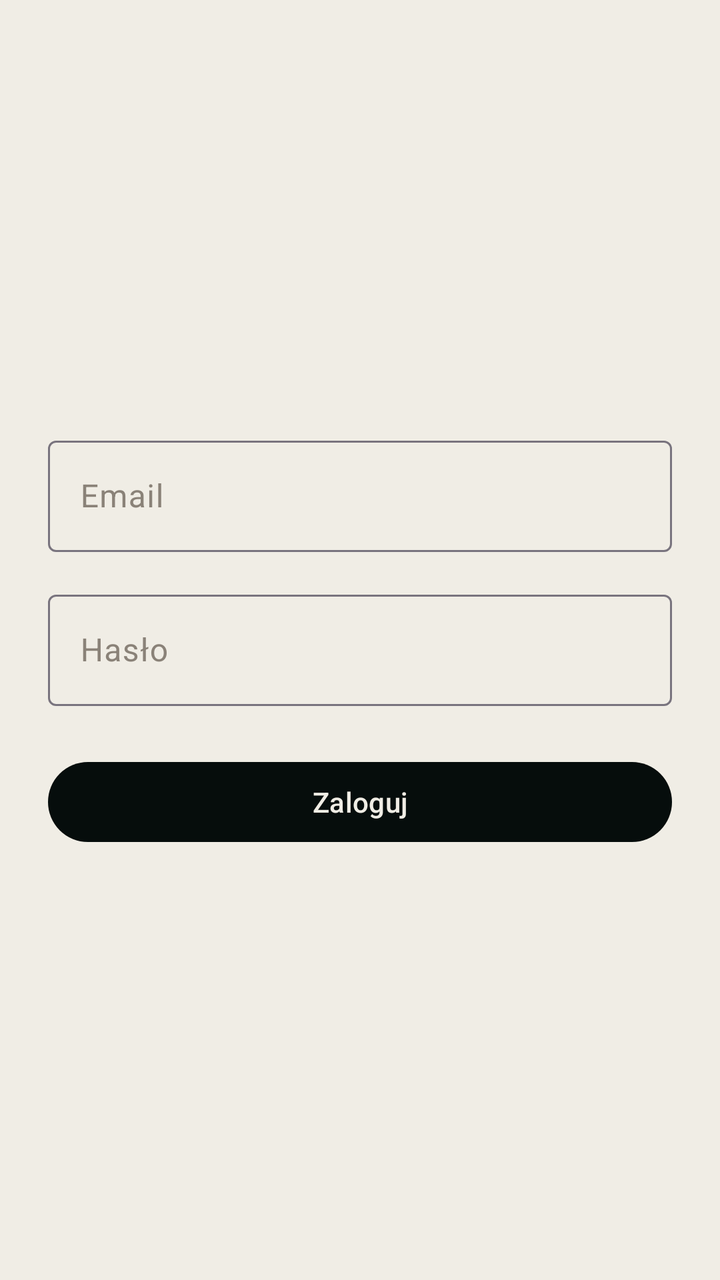
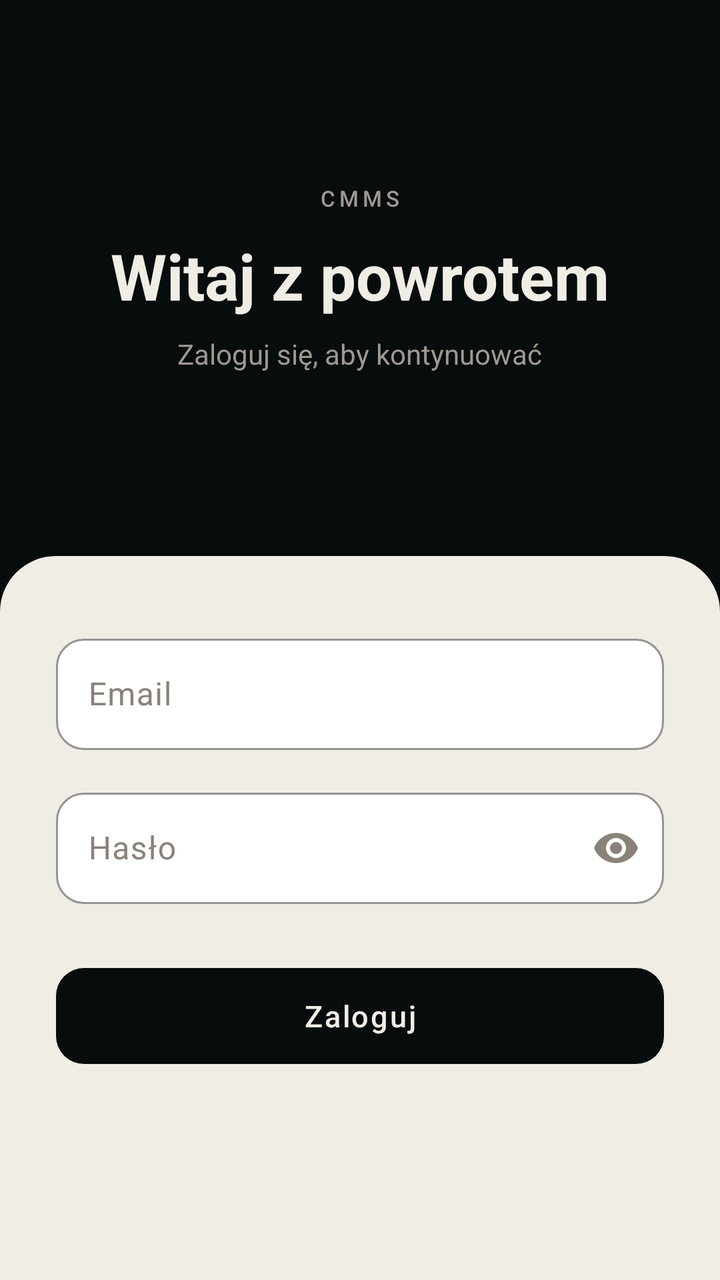

The first picture is an Android layout as it rendered before a commit; the second is the same layout after the commit. The layout source and the unified diff follow.
<!-- AndroidManifest.xml: application theme Theme.Cmms -->
<!-- res/layout/activity_login.xml -->
<LinearLayout xmlns:android="http://schemas.android.com/apk/res/android"
    android:layout_width="match_parent"
    android:layout_height="match_parent"
    android:orientation="vertical"
    android:padding="24dp"
    android:gravity="center">

    <com.google.android.material.textfield.TextInputLayout
        android:layout_width="match_parent"
        android:layout_height="wrap_content"
        android:hint="@string/login_hint">
        <com.google.android.material.textfield.TextInputEditText
            android:id="@+id/et_email"
            android:layout_width="match_parent"
            android:layout_height="wrap_content"
            android:inputType="textEmailAddress"/>
    </com.google.android.material.textfield.TextInputLayout>

    <com.google.android.material.textfield.TextInputLayout
        android:layout_width="match_parent"
        android:layout_height="wrap_content"
        android:layout_marginTop="16dp"
        android:hint="@string/password_hint">
        <com.google.android.material.textfield.TextInputEditText
            android:id="@+id/et_password"
            android:layout_width="match_parent"
            android:layout_height="wrap_content"
            android:inputType="textPassword"/>
    </com.google.android.material.textfield.TextInputLayout>

    <Button
        android:id="@+id/btn_login"
        android:layout_width="match_parent"
        android:layout_height="wrap_content"
        android:layout_marginTop="24dp"
        android:text="@string/btn_login" />
</LinearLayout>
<!-- resources referenced by this layout -->
<resources>
  <string name="btn_login">Zaloguj</string>
  <string name="login_hint">Email</string>
  <string name="password_hint">Hasło</string>
  <style name="Theme.Cmms" parent="Base.Theme.Cmms" />
  <style name="Base.Theme.Cmms" parent="Theme.Material3.DayNight.NoActionBar">
          <item name="colorPrimary">@color/noir</item>
          <item name="colorOnPrimary">@color/oat</item>
          <item name="colorPrimaryContainer">@color/darker_oat</item>
          <item name="colorOnPrimaryContainer">@color/noir</item>
          <item name="colorSecondary">@color/darker_oat</item>
          <item name="colorOnSecondary">@color/noir</item>
          <item name="android:colorBackground">@color/oat</item>
          <item name="colorOnBackground">@color/noir</item>
          <item name="colorSurface">@color/white</item>
          <item name="colorOnSurface">@color/noir</item>
          <item name="colorSurfaceVariant">@color/darker_oat</item>
          <item name="colorOnSurfaceVariant">@color/grey_text</item>
          <item name="colorSecondaryContainer">@color/darker_oat</item>
          <item name="colorOnSecondaryContainer">@color/noir</item>
          <item name="android:windowBackground">@color/oat</item>
          <item name="colorControlHighlight">@color/oat_hover</item>
      </style>
  <color name="noir">#060D0C</color>
  <color name="oat">#F0EDE5</color>
  <color name="darker_oat">#E2D9C8</color>
  <color name="white">#FFFFFF</color>
  <color name="grey_text">#8A8278</color>
  <color name="oat_hover">#E8E3D9</color>
</resources>

<!-- the commit's change to res/layout/activity_login.xml (unified diff, before → after) -->
@@ -1,37 +1,123 @@
-<LinearLayout xmlns:android="http://schemas.android.com/apk/res/android"
+<?xml version="1.0" encoding="utf-8"?>
+<LinearLayout
+    xmlns:android="http://schemas.android.com/apk/res/android"
+    xmlns:app="http://schemas.android.com/apk/res-auto"
     android:layout_width="match_parent"
     android:layout_height="match_parent"
     android:orientation="vertical"
-    android:padding="24dp"
-    android:gravity="center">
+    android:background="@color/noir">
 
-    <com.google.android.material.textfield.TextInputLayout
+    
+    <LinearLayout
         android:layout_width="match_parent"
-        android:layout_height="wrap_content"
-        android:hint="@string/login_hint">
-        <com.google.android.material.textfield.TextInputEditText
-            android:id="@+id/et_email"
+        android:layout_height="0dp"
+        android:layout_weight="1"
+        android:orientation="vertical"
+        android:gravity="center"
+        android:paddingStart="32dp"
+        android:paddingEnd="32dp">
+
+        <TextView
+            android:layout_width="wrap_content"
+            android:layout_height="wrap_content"
+            android:text="@string/app_name"
+            android:textSize="11sp"
+            android:textColor="#9E9990"
+            android:letterSpacing="0.18"
+            android:fontFamily="sans-serif-medium"
+            android:layout_marginBottom="10dp"/>
+
+        <TextView
+            android:layout_width="wrap_content"
+            android:layout_height="wrap_content"
+            android:text="@string/login_welcome"
+            android:textSize="32sp"
+            android:textStyle="bold"
+            android:textColor="@color/oat"/>
+
+        <TextView
+            android:layout_width="wrap_content"
+            android:layout_height="wrap_content"
+            android:text="@string/login_subtitle"
+            android:textSize="14sp"
+            android:textColor="#9E9990"
+            android:layout_marginTop="8dp"/>
+
+    </LinearLayout>
+
+    
+    <LinearLayout
+        android:layout_width="match_parent"
+        android:layout_height="0dp"
+        android:layout_weight="1.3"
+        android:orientation="vertical"
+        android:background="@drawable/bg_login_card"
+        android:paddingStart="28dp"
+        android:paddingEnd="28dp"
+        android:paddingTop="36dp"
+        android:paddingBottom="32dp">
+
+        <com.google.android.material.textfield.TextInputLayout
             android:layout_width="match_parent"
             android:layout_height="wrap_content"
-            android:inputType="textEmailAddress"/>
-    </com.google.android.material.textfield.TextInputLayout>
+            android:hint="@string/login_hint"
+            style="@style/Widget.Material3.TextInputLayout.OutlinedBox"
+            app:boxCornerRadiusTopStart="14dp"
+            app:boxCornerRadiusTopEnd="14dp"
+            app:boxCornerRadiusBottomStart="14dp"
+            app:boxCornerRadiusBottomEnd="14dp"
+            app:boxBackgroundColor="@color/white"
+            app:boxStrokeColor="@color/darker_oat"
+            app:boxStrokeWidth="1dp"
+            app:hintTextColor="@color/grey_text">
 
-    <com.google.android.material.textfield.TextInputLayout
-        android:layout_width="match_parent"
-        android:layout_height="wrap_content"
-        android:layout_marginTop="16dp"
-        android:hint="@string/password_hint">
-        <com.google.android.material.textfield.TextInputEditText
-            android:id="@+id/et_password"
+            <com.google.android.material.textfield.TextInputEditText
+                android:id="@+id/et_email"
+                android:layout_width="match_parent"
+                android:layout_height="wrap_content"
+                android:inputType="textEmailAddress"
+                android:textColor="@color/noir"/>
+
+        </com.google.android.material.textfield.TextInputLayout>
+
+        <com.google.android.material.textfield.TextInputLayout
             android:layout_width="match_parent"
             android:layout_height="wrap_content"
-            android:inputType="textPassword"/>
-    </com.google.android.material.textfield.TextInputLayout>
+            android:layout_marginTop="16dp"
+            android:hint="@string/password_hint"
+            style="@style/Widget.Material3.TextInputLayout.OutlinedBox"
+            app:boxCornerRadiusTopStart="14dp"
+            app:boxCornerRadiusTopEnd="14dp"
+            app:boxCornerRadiusBottomStart="14dp"
+            app:boxCornerRadiusBottomEnd="14dp"
+            app:boxBackgroundColor="@color/white"
+            app:boxStrokeColor="@color/darker_oat"
+            app:boxStrokeWidth="1dp"
+            app:hintTextColor="@color/grey_text"
+            app:endIconMode="password_toggle"
+            app:endIconTint="@color/grey_text">
 
-    <Button
-        android:id="@+id/btn_login"
-        android:layout_width="match_parent"
-        android:layout_height="wrap_content"
-        android:layout_marginTop="24dp"
-        android:text="@string/btn_login" />
+            <com.google.android.material.textfield.TextInputEditText
+                android:id="@+id/et_password"
+                android:layout_width="match_parent"
+                android:layout_height="wrap_content"
+                android:inputType="textPassword"
+                android:textColor="@color/noir"/>
+
+        </com.google.android.material.textfield.TextInputLayout>
+
+        <com.google.android.material.button.MaterialButton
+            android:id="@+id/btn_login"
+            android:layout_width="match_parent"
+            android:layout_height="56dp"
+            android:layout_marginTop="28dp"
+            android:text="@string/btn_login"
+            android:textColor="@color/oat"
+            android:textSize="15sp"
+            android:letterSpacing="0.06"
+            app:backgroundTint="@color/noir"
+            app:cornerRadius="14dp"/>
+
+    </LinearLayout>
+
 </LinearLayout>
<!-- resource entries referenced after the edit -->
@@ -2,6 +2,8 @@
 <resources>
   <string name="btn_login">Zaloguj</string>
   <string name="login_hint">Email</string>
+  <string name="login_subtitle">Zaloguj się, aby kontynuować</string>
+  <string name="login_welcome">Witaj z powrotem</string>
   <string name="password_hint">Hasło</string>
   <style name="Theme.Cmms" parent="Base.Theme.Cmms" />
   <style name="Base.Theme.Cmms" parent="Theme.Material3.DayNight.NoActionBar">
@@ -26,6 +28,16 @@
   <color name="oat">#F0EDE5</color>
   <color name="darker_oat">#E2D9C8</color>
   <color name="white">#FFFFFF</color>
+  <!-- drawable bg_login_card (drawable) -->
+  <?xml version="1.0" encoding="utf-8"?>
+  <shape xmlns:android="http://schemas.android.com/apk/res/android"
+      android:shape="rectangle">
+      <solid android:color="@color/oat"/>
+      <corners
+          android:topLeftRadius="28dp"
+          android:topRightRadius="28dp"/>
+  </shape>
+  <string name="app_name">CMMS</string>
   <color name="grey_text">#8A8278</color>
   <color name="oat_hover">#E8E3D9</color>
 </resources>
